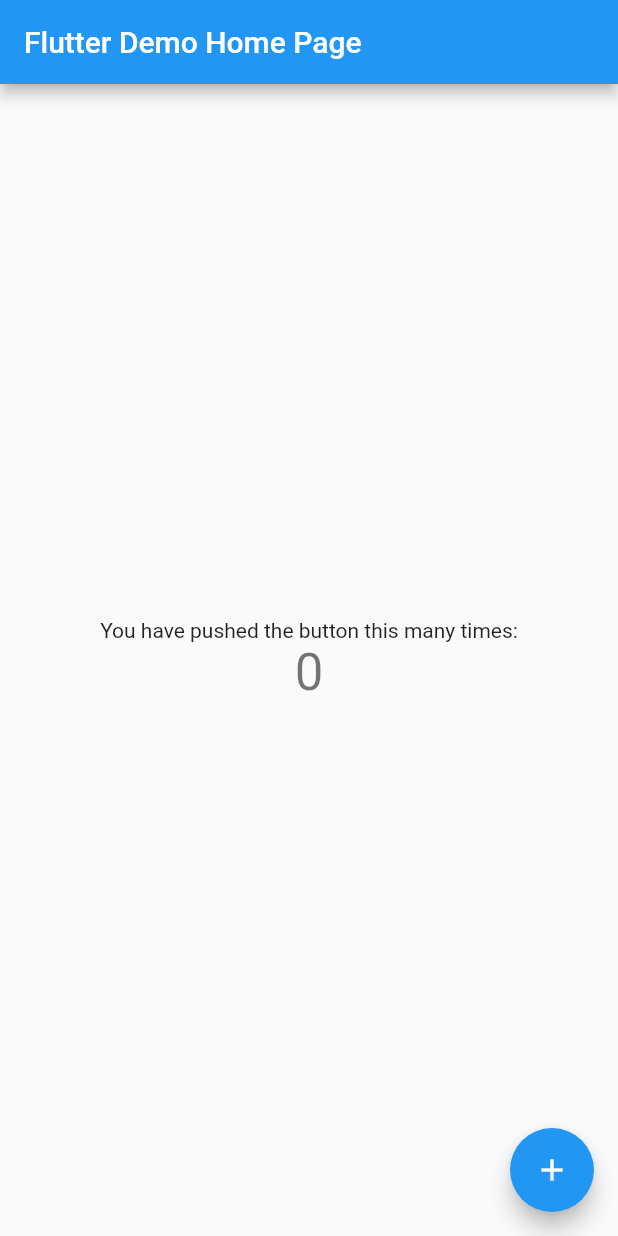
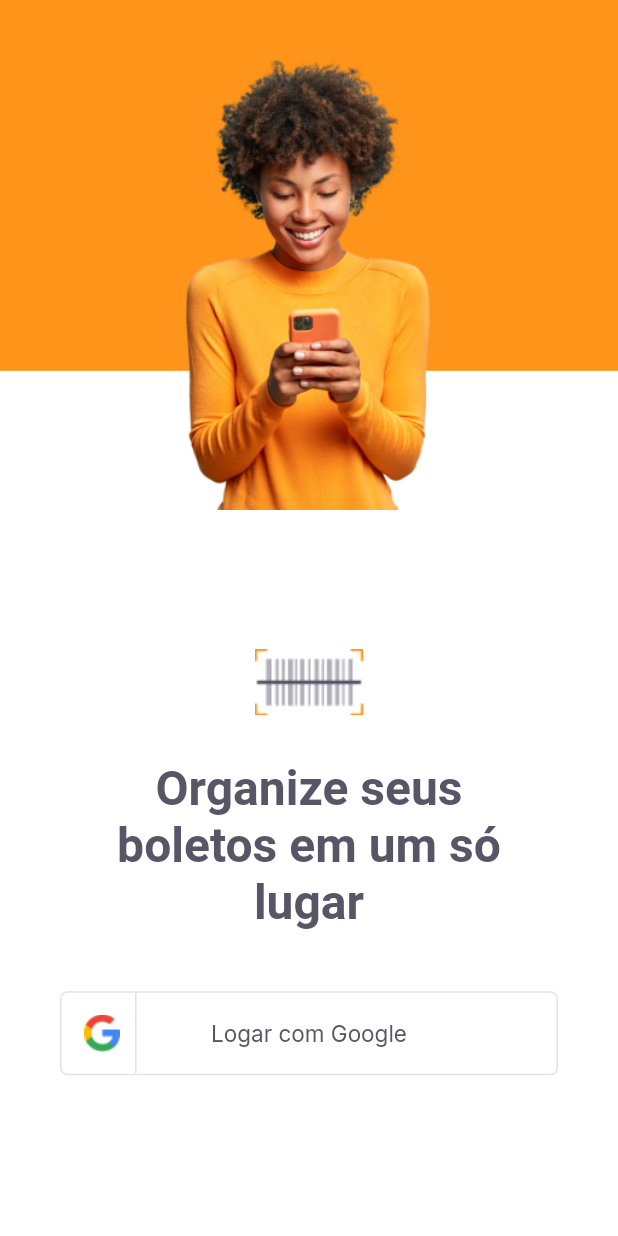
Before and after one commit to dieferomanoski/payflow-flutter, a Flutter app: the screen it shows after launch, on a phone screen of 412 x 824 dp. Run offline on Flutter 3.47's test engine with Material 2 defaults, Android fonts, the phone set to English and light mode, and no system bars; our stand-ins replace google_fonts.

Commit message:
Telas de splash e login criadas

```diff
--- a/payflow/lib/main.dart
+++ b/payflow/lib/main.dart
@@ -1,115 +1,23 @@
 import 'package:flutter/material.dart';
+import 'package:payflow/modules/login/login_page.dart';
+import 'package:payflow/modules/splash/splash_page.dart';
+import 'package:payflow/shared/themes/app_colors.dart';
 
 void main() {
-  runApp(const MyApp());
+  runApp(const AppWidget());
 }
 
-class MyApp extends StatelessWidget {
-  const MyApp({Key? key}) : super(key: key);
+class AppWidget extends StatelessWidget {
+  const AppWidget({Key? key}) : super(key: key);
 
-  // This widget is the root of your application.
   @override
   Widget build(BuildContext context) {
     return MaterialApp(
-      title: 'Flutter Demo',
+      debugShowCheckedModeBanner: false,
       theme: ThemeData(
-        // This is the theme of your application.
-        //
-        // Try running your application with "flutter run". You'll see the
-        // application has a blue toolbar. Then, without quitting the app, try
-        // changing the primarySwatch below to Colors.green and then invoke
-        // "hot reload" (press "r" in the console where you ran "flutter run",
-        // or simply save your changes to "hot reload" in a Flutter IDE).
-        // Notice that the counter didn't reset back to zero; the application
-        // is not restarted.
-        primarySwatch: Colors.blue,
+        primaryColor: AppColors.primary,
       ),
-      home: const MyHomePage(title: 'Flutter Demo Home Page'),
+      home: LoginPage(),
     );
   }
 }
-
-class MyHomePage extends StatefulWidget {
-  const MyHomePage({Key? key, required this.title}) : super(key: key);
-
-  // This widget is the home page of your application. It is stateful, meaning
-  // that it has a State object (defined below) that contains fields that affect
-  // how it looks.
-
-  // This class is the configuration for the state. It holds the values (in this
-  // case the title) provided by the parent (in this case the App widget) and
-  // used by the build method of the State. Fields in a Widget subclass are
-  // always marked "final".
-
-  final String title;
-
-  @override
-  State<MyHomePage> createState() => _MyHomePageState();
-}
-
-class _MyHomePageState extends State<MyHomePage> {
-  int _counter = 0;
-
-  void _incrementCounter() {
-    setState(() {
-      // This call to setState tells the Flutter framework that something has
-      // changed in this State, which causes it to rerun the build method below
-      // so that the display can reflect the updated values. If we changed
-      // _counter without calling setState(), then the build method would not be
-      // called again, and so nothing would appear to happen.
-      _counter++;
-    });
-  }
-
-  @override
-  Widget build(BuildContext context) {
-    // This method is rerun every time setState is called, for instance as done
-    // by the _incrementCounter method above.
-    //
-    // The Flutter framework has been optimized to make rerunning build methods
-    // fast, so that you can just rebuild anything that needs updating rather
-    // than having to individually change instances of widgets.
-    return Scaffold(
-      appBar: AppBar(
-        // Here we take the value from the MyHomePage object that was created by
-        // the App.build method, and use it to set our appbar title.
-        title: Text(widget.title),
-      ),
-      body: Center(
-        // Center is a layout widget. It takes a single child and positions it
-        // in the middle of the parent.
-        child: Column(
-          // Column is also a layout widget. It takes a list of children and
-          // arranges them vertically. By default, it sizes itself to fit its
-          // children horizontally, and tries to be as tall as its parent.
-          //
-          // Invoke "debug painting" (press "p" in the console, choose the
-          // "Toggle Debug Paint" action from the Flutter Inspector in Android
-          // Studio, or the "Toggle Debug Paint" command in Visual Studio Code)
-          // to see the wireframe for each widget.
-          //
-          // Column has various properties to control how it sizes itself and
-          // how it positions its children. Here we use mainAxisAlignment to
-          // center the children vertically; the main axis here is the vertical
-          // axis because Columns are vertical (the cross axis would be
-          // horizontal).
-          mainAxisAlignment: MainAxisAlignment.center,
-          children: <Widget>[
-            const Text(
-              'You have pushed the button this many times:',
-            ),
-            Text(
-              '$_counter',
-              style: Theme.of(context).textTheme.headline4,
-            ),
-          ],
-        ),
-      ),
-      floatingActionButton: FloatingActionButton(
-        onPressed: _incrementCounter,
-        tooltip: 'Increment',
-        child: const Icon(Icons.add),
-      ), // This trailing comma makes auto-formatting nicer for build methods.
-    );
-  }
-}
--- /dev/null
+++ b/payflow/lib/modules/home/home_page.dart
@@ -0,0 +1,10 @@
+import 'package:flutter/material.dart';
+
+class HomePage extends StatelessWidget {
+  const HomePage({Key? key}) : super(key: key);
+
+  @override
+  Widget build(BuildContext context) {
+    return Scaffold();
+  }
+}
--- /dev/null
+++ b/payflow/lib/modules/login/login_page.dart
@@ -0,0 +1,77 @@
+import 'package:flutter/material.dart';
+import 'package:payflow/shared/themes/app_colors.dart';
+import 'package:payflow/shared/themes/app_images.dart';
+import 'package:payflow/shared/themes/app_text_styles.dart';
+import 'package:payflow/shared/widgets/social_login/social_login_button.dart';
+
+class LoginPage extends StatefulWidget {
+  const LoginPage({Key? key}) : super(key: key);
+
+  @override
+  _LoginPageState createState() => _LoginPageState();
+}
+
+class _LoginPageState extends State<LoginPage> {
+  @override
+  Widget build(BuildContext context) {
+    final size = MediaQuery.of(context).size;
+
+    return Scaffold(
+      backgroundColor: AppColors.background,
+      body: SizedBox(
+        height: size.height,
+        width: size.width,
+        child: Stack(
+          children: [
+            Container(
+              width: size.width,
+              height: size.height * 0.3,
+              color: AppColors.primary,
+            ),
+            Positioned(
+                top: 40,
+                left: 0,
+                right: 0,
+                child: Image.asset(
+                  AppImages.person,
+                  width: 208,
+                  height: 300,
+                )),
+            Positioned(
+              bottom: size.height * 0.13,
+              left: 0,
+              right: 0,
+              child: Column(
+                mainAxisAlignment: MainAxisAlignment.center,
+                crossAxisAlignment: CrossAxisAlignment.center,
+                children: [
+                  Image.asset(
+                    AppImages.logomini,
+                  ),
+                  Padding(
+                    padding:
+                        const EdgeInsets.only(left: 70, top: 30, right: 70),
+                    child: Text(
+                      "Organize seus boletos em um só lugar",
+                      style: AppTextStyles.titleHome,
+                      textAlign: TextAlign.center,
+                    ),
+                  ),
+                  Padding(
+                    padding:
+                        const EdgeInsets.only(left: 40, top: 40, right: 40),
+                    child: SocialLoginButton(
+                      onTap: () {
+                        print("clicou");
+                      },
+                    ),
+                  )
+                ],
+              ),
+            )
+          ],
+        ),
+      ),
+    );
+  }
+}
--- a/payflow/lib/modules/splash/splash_page.dart
+++ b/payflow/lib/modules/splash/splash_page.dart
@@ -10,10 +10,9 @@ class SplashPage extends StatelessWidget {
     return Scaffold(
       backgroundColor: AppColors.background,
       body: Stack(
-        alignment: Alignment.center,
         children: [
-          Image.asset(AppImages.union),
-          Image.asset(AppImages.logoFull),
+          Center(child: Image.asset(AppImages.union)),
+          Center(child: Image.asset(AppImages.logoFull)),
         ],
       ),
     );
--- a/payflow/lib/shared/themes/app_text_styles.dart
+++ b/payflow/lib/shared/themes/app_text_styles.dart
@@ -2,7 +2,7 @@ import 'package:flutter/material.dart';
 import 'package:google_fonts/google_fonts.dart';
 import 'package:payflow/shared/themes/app_colors.dart';
 
-class TextStyles {
+class AppTextStyles {
   static final titleHome = GoogleFonts.lexendDeca(
     fontSize: 32,
     fontWeight: FontWeight.w600,
--- /dev/null
+++ b/payflow/lib/shared/widgets/social_login/social_login_button.dart
@@ -0,0 +1,54 @@
+import 'package:flutter/material.dart';
+import 'package:payflow/shared/themes/app_colors.dart';
+import 'package:payflow/shared/themes/app_images.dart';
+import 'package:payflow/shared/themes/app_text_styles.dart';
+
+class SocialLoginButton extends StatelessWidget {
+  final VoidCallback onTap;
+  const SocialLoginButton({Key? key, required this.onTap}) : super(key: key);
+
+  @override
+  Widget build(BuildContext context) {
+    return InkWell(
+      onTap: onTap,
+      child: Container(
+        height: 56,
+        decoration: BoxDecoration(
+            color: Colors.white,
+            borderRadius: BorderRadius.circular(5),
+            border: const Border.fromBorderSide(
+                BorderSide(color: AppColors.stroke))),
+        child: Row(
+          children: [
+            Expanded(
+              flex: 1,
+              child: Row(
+                mainAxisAlignment: MainAxisAlignment.center,
+                children: [
+                  Padding(
+                    padding: const EdgeInsets.only(left: 10, right: 10),
+                    child: Image.asset(AppImages.google),
+                  ),
+                  Container(
+                    height: 56,
+                    width: 1,
+                    color: AppColors.stroke,
+                  )
+                ],
+              ),
+            ),
+            Expanded(
+                flex: 4,
+                child: Row(
+                  mainAxisAlignment: MainAxisAlignment.center,
+                  children: [
+                    Text("Logar com Google", style: AppTextStyles.buttonGray),
+                  ],
+                )),
+            Expanded(child: Container())
+          ],
+        ),
+      ),
+    );
+  }
+}
```
Also changed, not shown: 1 other file.
